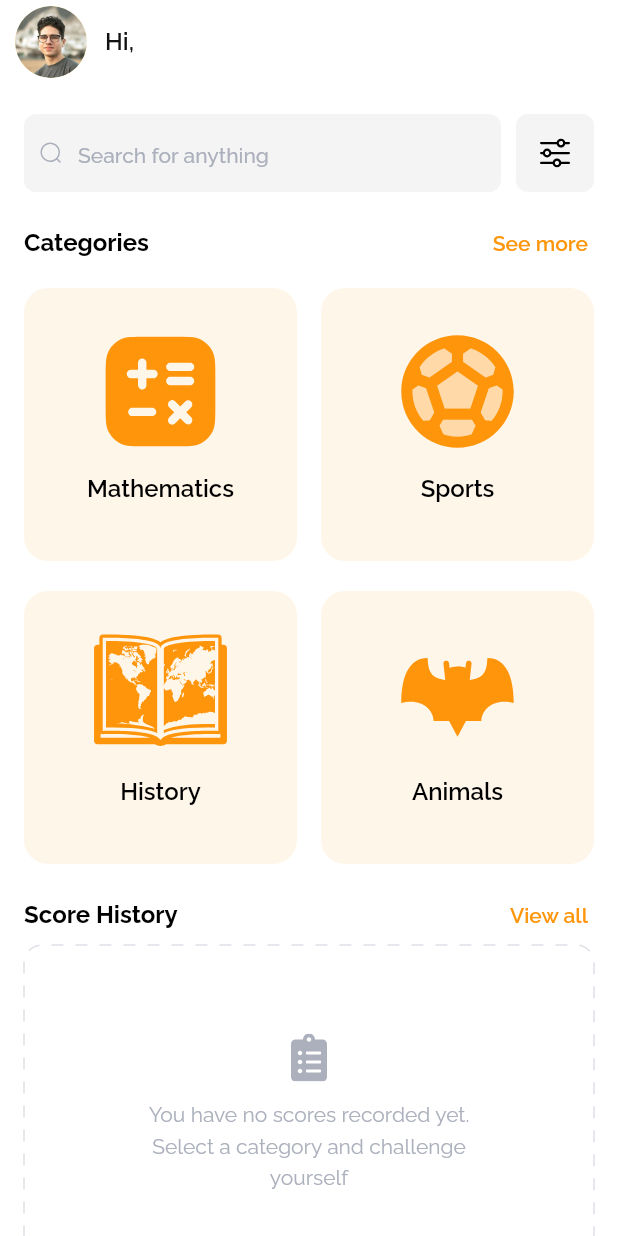
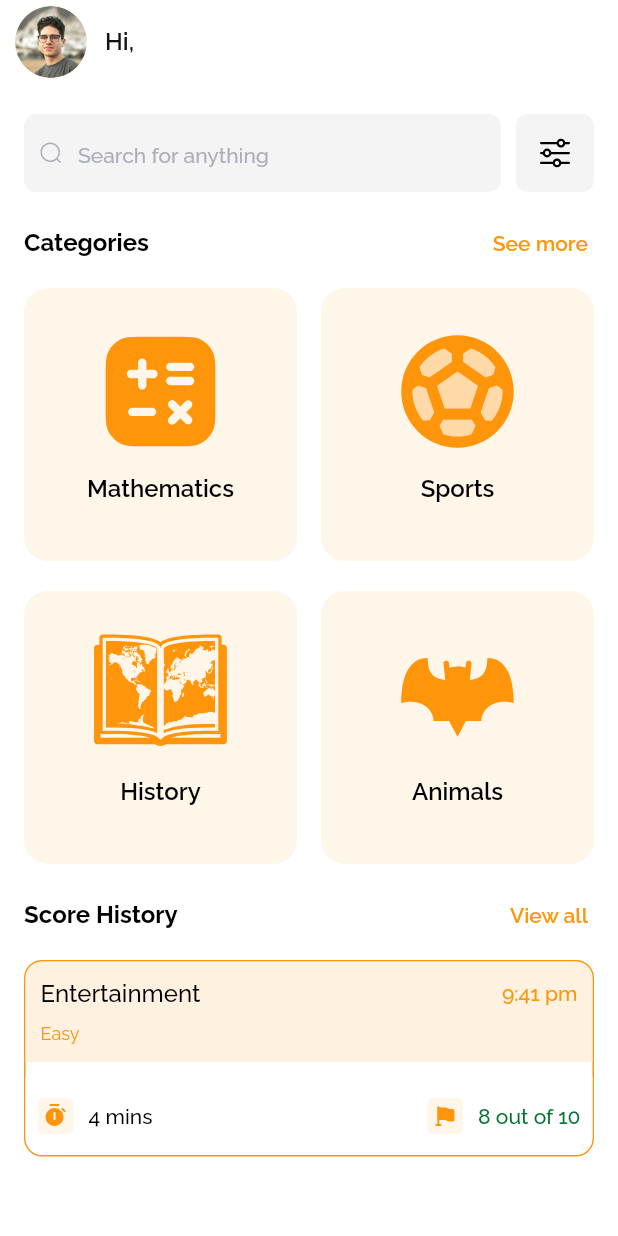
Before and after one commit to iDev-20/quizzia, a Flutter app: the HomeScreen widget shown alone on an empty page, opened directly, on a phone screen of 412 x 824 dp. Run offline on Flutter 3.47's test engine with Material 3 defaults, Android fonts, the light colour scheme and no system bars; drawn by our look-alikes of dotted_border; our stand-ins replace flutter_svg, shared_preferences; accounts and stored records are empty.

Commit message:
built ScoreHistoryCard

```diff
--- a/lib/resources/app_colors.dart
+++ b/lib/resources/app_colors.dart
@@ -5,6 +5,7 @@ class AppColors {
 
   static const Color primaryColor = Color(0xFFFE950B);
   static const Color primary50 = Color(0xFFFFF6EA);
+  static const Color primary100 = Color(0xFFFFF1E0);
   static const Color black = Colors.black;
   static const Color white = Colors.white;
   static const Color transparent = Colors.transparent;
@@ -13,4 +14,5 @@ class AppColors {
   static const Color grey200 = Color(0xFFABB0BC);
   static const Color dottedBorderColor = Color(0xFFDFE1E7);
   static const Color backgroundGrey = Color(0xFFF2F2F2);
+  static const Color green = Color(0xFF01742F);
 }
--- a/lib/resources/app_images.dart
+++ b/lib/resources/app_images.dart
@@ -41,4 +41,6 @@ class AppImages {
   static SvgPicture svgMinusIcon =
       SvgPicture.asset('assets/svgs/minus_icon.svg');
   static SvgPicture svgAddIcon = SvgPicture.asset('assets/svgs/add_icon.svg');
+  static SvgPicture svgClockIcon = SvgPicture.asset('assets/svgs/clock_icon.svg');
+  static SvgPicture svgFlagIcon = SvgPicture.asset('assets/svgs/flag_icon.svg');
 }
--- a/lib/resources/app_strings.dart
+++ b/lib/resources/app_strings.dart
@@ -47,4 +47,8 @@ class AppStrings {
   static const medium = 'Medium';
   static const hard = 'Hard';
   static const startQuiz = 'Start Quiz';
+  static const entertainment = 'Entertainment';
+  static const sampleQuizTime = '9:41 pm';
+  static const sampleQuizDuration = '4 mins';
+  static const sampleQuizScore = '8 out of 10';
 }
--- /dev/null
+++ b/lib/views/home/components/score_history_card.dart
@@ -0,0 +1,126 @@
+import 'package:flutter/material.dart';
+import 'package:flutter_svg/flutter_svg.dart';
+import 'package:quizzia/resources/app_colors.dart';
+import 'package:quizzia/resources/app_images.dart';
+import 'package:quizzia/resources/app_strings.dart';
+
+class ScoreHistoryCard extends StatelessWidget {
+  const ScoreHistoryCard({super.key});
+
+  @override
+  Widget build(BuildContext context) {
+    return Padding(
+      padding: const EdgeInsets.only(top: 10),
+      child: Container(
+        decoration: BoxDecoration(
+          color: AppColors.white,
+          borderRadius: BorderRadius.circular(12),
+          border: Border.all(color: AppColors.primaryColor),
+        ),
+        child: Column(
+          children: [
+            box(
+              boxColor: AppColors.primary100,
+              padding: const EdgeInsets.symmetric(horizontal: 10, vertical: 12),
+              borderRadius: const BorderRadius.only(
+                topLeft: Radius.circular(12),
+                topRight: Radius.circular(12),
+              ),
+              child: const Column(
+                crossAxisAlignment: CrossAxisAlignment.start,
+                children: [
+                  Row(
+                    mainAxisAlignment: MainAxisAlignment.spaceBetween,
+                    children: [
+                      Text(
+                        AppStrings.entertainment,
+                        maxLines: 1,
+                        overflow: TextOverflow.ellipsis,
+                        style: TextStyle(
+                            color: AppColors.black,
+                            fontSize: 16,
+                            fontWeight: FontWeight.w500),
+                      ),
+                      Text(
+                        AppStrings.sampleQuizTime,
+                        style: TextStyle(
+                            color: AppColors.primaryColor,
+                            fontWeight: FontWeight.w500),
+                      ),
+                    ],
+                  ),
+                  SizedBox(height: 10),
+                  Text(
+                    AppStrings.easy,
+                    style: TextStyle(
+                      color: AppColors.primaryColor,
+                      fontSize: 12,
+                      fontWeight: FontWeight.w400,
+                    ),
+                  ),
+                ],
+              ),
+            ),
+            const SizedBox(height: 10),
+            box(
+              boxColor: AppColors.white,
+              padding: const EdgeInsets.symmetric(horizontal: 8, vertical: 14),
+              borderRadius: const BorderRadius.only(
+                bottomLeft: Radius.circular(12),
+                bottomRight: Radius.circular(12),
+              ),
+              child: Row(
+                mainAxisAlignment: MainAxisAlignment.spaceBetween,
+                children: [
+                  iconBox(icon: AppImages.svgClockIcon),
+                  const Expanded(
+                    child: Text(
+                      AppStrings.sampleQuizDuration,
+                      style: TextStyle(
+                          color: AppColors.black, fontWeight: FontWeight.w500),
+                    ),
+                  ),
+                  iconBox(icon: AppImages.svgFlagIcon),
+                  const Text(
+                    AppStrings.sampleQuizScore,
+                    style: TextStyle(
+                        color: AppColors.green, fontWeight: FontWeight.w500),
+                  ),
+                ],
+              ),
+            ),
+          ],
+        ),
+      ),
+    );
+  }
+
+  Widget box(
+      {required Color boxColor,
+      required EdgeInsetsGeometry padding,
+      required BorderRadius borderRadius,
+      required Widget child}) {
+    return Container(
+      padding: padding,
+      decoration: BoxDecoration(
+        color: boxColor,
+        borderRadius: borderRadius,
+      ),
+      child: child,
+    );
+  }
+
+  Widget iconBox({required SvgPicture icon}) {
+    return Padding(
+      padding: const EdgeInsets.only(right: 10),
+      child: Container(
+        padding: const EdgeInsets.all(4),
+        decoration: BoxDecoration(
+          color: AppColors.primary50,
+          borderRadius: BorderRadius.circular(4),
+        ),
+        child: icon,
+      ),
+    );
+  }
+}
--- /dev/null
+++ b/lib/views/home/components/score_history_empty_state.dart
@@ -0,0 +1,32 @@
+import 'package:dotted_border/dotted_border.dart';
+import 'package:flutter/material.dart';
+import 'package:quizzia/resources/app_colors.dart';
+import 'package:quizzia/resources/app_images.dart';
+import 'package:quizzia/resources/app_strings.dart';
+
+class ScoreHistoryEmptyState extends StatelessWidget {
+  const ScoreHistoryEmptyState({super.key});
+
+  @override
+  Widget build(BuildContext context) {
+    return DottedBorder(
+      color: AppColors.dottedBorderColor,
+      borderType: BorderType.RRect,
+      radius: const Radius.circular(12),
+      dashPattern: const [8, 8],
+      padding: const EdgeInsets.symmetric(horizontal: 66, vertical: 59),
+      child: Column(
+        crossAxisAlignment: CrossAxisAlignment.center,
+        children: [
+          AppImages.svgClipboardIcon,
+          const SizedBox(height: 10),
+          const Text(
+            AppStrings.youHaveNoScoresRecordedYet,
+            textAlign: TextAlign.center,
+            style: TextStyle(color: AppColors.grey200, height: 1.5),
+          ),
+        ],
+      ),
+    );
+  }
+}
--- a/lib/views/home/home_screen.dart
+++ b/lib/views/home/home_screen.dart
@@ -1,4 +1,3 @@
-import 'package:dotted_border/dotted_border.dart';
 import 'package:flutter/material.dart';
 import 'package:quizzia/models/shared_prefs.dart';
 import 'package:quizzia/models/ui_models.dart';
@@ -11,6 +10,8 @@ import 'package:quizzia/resources/app_page.dart';
 import 'package:quizzia/resources/app_strings.dart';
 import 'package:quizzia/resources/dashboard_metric_grid_view.dart';
 import 'package:quizzia/views/home/components/quiz_category_card.dart';
+import 'package:quizzia/views/home/components/score_history_card.dart';
+import 'package:quizzia/views/home/components/score_history_empty_state.dart';
 import 'package:quizzia/views/home/components/section_header.dart';
 import 'package:quizzia/views/home/quiz_categories_screen.dart';
 
@@ -114,25 +115,8 @@ class _HomeScreenState extends State<HomeScreen> {
               action: AppStrings.viewAll,
               onTap: () {}),
           const SizedBox(height: 10),
-          DottedBorder(
-            color: AppColors.dottedBorderColor,
-            borderType: BorderType.RRect,
-            radius: const Radius.circular(12),
-            dashPattern: const [8, 8],
-            padding: const EdgeInsets.symmetric(horizontal: 66, vertical: 59),
-            child: Column(
-              crossAxisAlignment: CrossAxisAlignment.center,
-              children: [
-                AppImages.svgClipboardIcon,
-                const SizedBox(height: 10),
-                const Text(
-                  AppStrings.youHaveNoScoresRecordedYet,
-                  textAlign: TextAlign.center,
-                  style: TextStyle(color: AppColors.grey200, height: 1.5),
-                ),
-              ],
-            ),
-          ),
+          // const ScoreHistoryEmptyState(),
+          const ScoreHistoryCard()
         ],
       ),
     );
```
Also changed, not shown: assets/svgs/clock_icon.svg (added), assets/svgs/flag_icon.svg (added).
